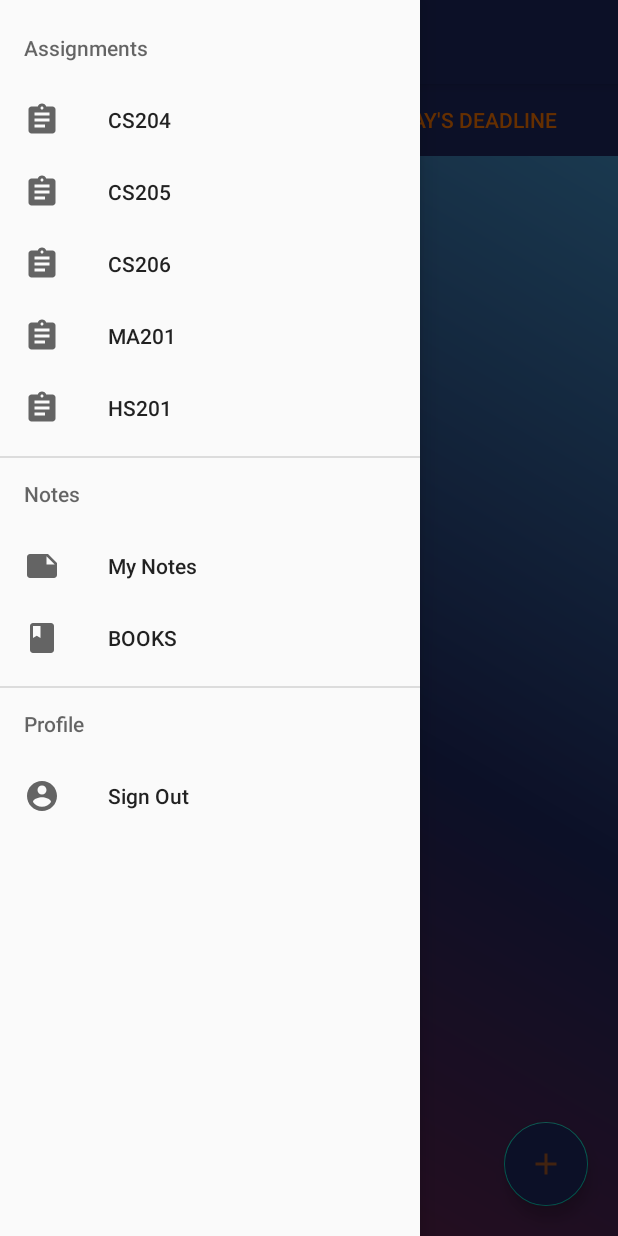
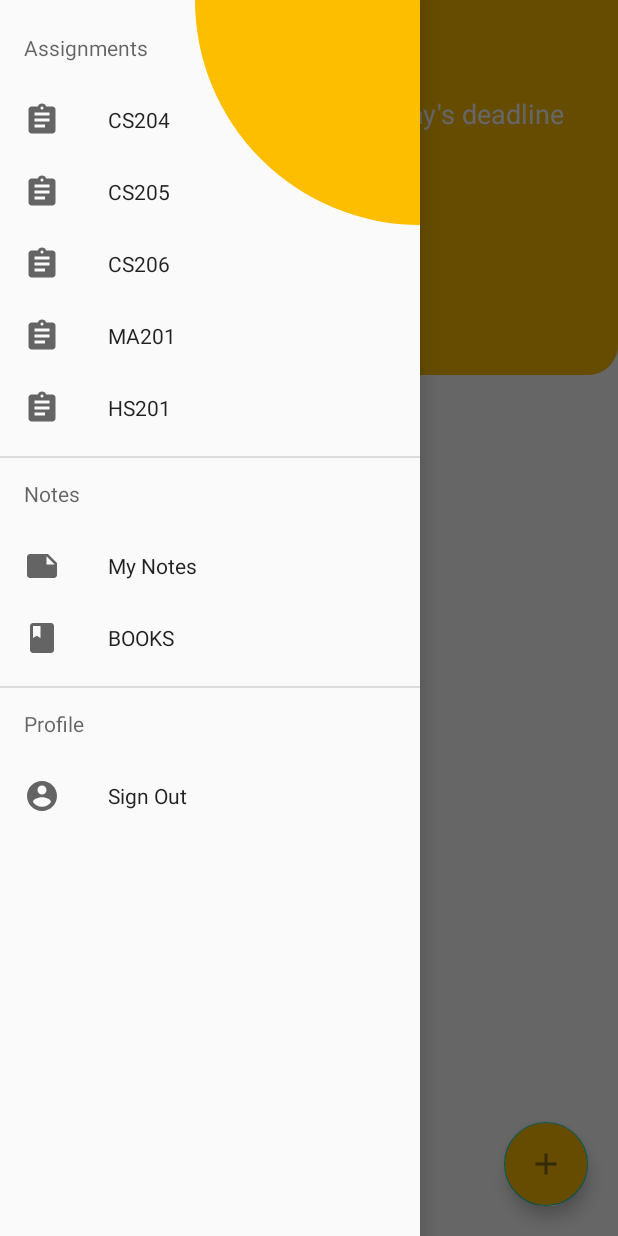
Before and after one commit to madris112/TTAPP, an Android app: the screen it shows after launch once a user with an empty profile is signed in (home), with the side drawer open, on a phone screen of 412 x 824 dp. Run offline under Robolectric (Android 15) with nearby library versions, the light colour scheme and no system bars; our stand-ins replace Firebase (no records; nobody signed in at launch, a user with empty details on screens opened directly).

```diff
--- /dev/null
+++ b/app/src/main/res/drawable/backgroundgradient.xml
@@ -0,0 +1,10 @@
+<?xml version="1.0" encoding="utf-8"?>
+<shape
+    android:shape="rectangle"
+    xmlns:android="http://schemas.android.com/apk/res/android">
+    <corners
+        android:bottomLeftRadius="20dp"
+        android:bottomRightRadius="20dp"/>
+
+    <solid android:color="#FDBE00"/>
+</shape>
--- a/app/src/main/res/drawable/buttondraw.xml
+++ b/app/src/main/res/drawable/buttondraw.xml
@@ -6,6 +6,6 @@
 
     </corners>
     <solid
-        android:color="#A8391E"/>
+        android:color="#FDBE00"/>
 
 </shape>
--- /dev/null
+++ b/app/src/main/res/drawable/insidecardbackground.xml
@@ -0,0 +1,9 @@
+<?xml version="1.0" encoding="utf-8"?>
+<shape
+    android:shape="rectangle"
+    xmlns:android="http://schemas.android.com/apk/res/android">
+
+    <solid android:color="#FDBE00"/>
+    <corners
+        android:bottomLeftRadius="1000dp"/>
+</shape>
--- /dev/null
+++ b/app/src/main/res/drawable/tab_background.xml
@@ -0,0 +1,6 @@
+<?xml version="1.0" encoding="utf-8"?>
+<selector xmlns:android="http://schemas.android.com/apk/res/android">
+    <item android:drawable="@drawable/tabselected" android:state_selected="true"/>
+    <item android:drawable="@drawable/tabunselected" android:state_selected="false" android:state_pressed="false" android:state_focused="false"/>
+
+</selector>
--- a/app/src/main/res/layout/activity_home.xml
+++ b/app/src/main/res/layout/activity_home.xml
@@ -17,19 +17,29 @@
     xmlns:tools="http://schemas.android.com/tools"
     android:layout_width="match_parent"
     android:layout_height="match_parent"
+    android:background="#ffffff"
+    app:statusBarBackground="@android:color/transparent"
     tools:context=".home">
+    <LinearLayout
+        android:layout_width="match_parent"
+        android:layout_height="250dp"
+        android:background="@drawable/backgroundgradient">
 
     <com.google.android.material.appbar.AppBarLayout
         android:layout_width="match_parent"
         android:layout_height="wrap_content"
-        android:background="@color/Yellow">
+        android:background="@android:color/transparent"
+        android:layout_marginTop="10dp"
+        app:elevation="0dp">
 
         <androidx.appcompat.widget.Toolbar
             android:id="@+id/main_toolbar"
             android:layout_width="match_parent"
             android:layout_height="?attr/actionBarSize"
-            android:background="@color/Yellow" />
+            android:background="@android:color/transparent"
+            android:elevation="0dp"/>
     </com.google.android.material.appbar.AppBarLayout>
+</LinearLayout>
 
 
 
@@ -38,10 +48,9 @@
         android:layout_width="wrap_content"
         android:layout_height="wrap_content"
         android:layout_gravity="bottom|end"
-        android:backgroundTint="@color/Yellow"
+        android:backgroundTint="#FDBE00"
         android:layout_margin="20dp"
-        android:src="@drawable/addsyllabus"
-        app:tint="@color/orange"/>
+        android:src="@drawable/addsyllabus" />
 
     <androidx.viewpager.widget.ViewPager
         android:id="@+id/vpgr"
@@ -54,9 +63,11 @@
         android:id="@+id/tblyt"
         android:layout_marginTop="20dp"
         android:layout_width="match_parent"
-        android:layout_height="wrap_content"
-        android:background="@color/Yellow"
-        app:tabTextColor="@color/orange">
+        android:layout_height="40dp"
+        app:tabTextColor="#ffffff"
+        app:tabTextAppearance="@style/tablayouttext"
+        app:tabSelectedTextColor="#1E1D1D"
+        app:tabIndicatorColor="@null">
 
         <com.google.android.material.tabs.TabItem
             android:id="@+id/tl"
@@ -86,7 +97,13 @@
         android:layout_height="match_parent"
         android:id="@+id/navbar"
         app:menu="@menu/nav_menu"
-        android:layout_gravity="start"/>
+        android:layout_gravity="start">
+        <LinearLayout
+            android:layout_width="150dp"
+            android:layout_gravity="end"
+            android:layout_height="150dp"
+            android:background="@drawable/insidecardbackground"/>
+    </com.google.android.material.navigation.NavigationView>
 
 
 
--- a/app/src/main/res/layout/fragment_todayclass.xml
+++ b/app/src/main/res/layout/fragment_todayclass.xml
@@ -4,7 +4,7 @@
     android:layout_width="match_parent"
     android:layout_height="match_parent"
     tools:context=".todayclass"
-    android:background="@drawable/gradient">
+    android:background="@android:color/transparent">
 
     <ListView
         android:id="@+id/lstview"
--- a/app/src/main/res/values/colors.xml
+++ b/app/src/main/res/values/colors.xml
@@ -4,10 +4,10 @@
     <color name="colorPrimaryDark">#3700B3</color>
     <color name="colorAccent">#03DAC5</color>
 <!--    <color name="Yellow">#E1CC18</color>-->
-    <color name="Yellow">#1e2761</color>
+    <color name="Yellow">#ffffff</color>
     <color name="turquoise">#80408ec6</color>
     <color name="whitetransparent">#50ffffff</color>
     <color name="black">#000000</color>
     <color name='orange'>#FF7700</color>
-    <color name="cardtextcolor">#000000</color>
+    <color name="cardtextcolor">#ffffff</color>
 </resources>
--- a/app/src/main/res/values/styles.xml
+++ b/app/src/main/res/values/styles.xml
@@ -5,10 +5,19 @@
         <item name="colorPrimary">@color/Yellow</item>
         <item name="colorPrimaryDark">@color/Yellow</item>
         <item name="colorAccent">@color/colorAccent</item>
-        <item name="titleTextColor">@color/orange</item>
+        <item name="titleTextColor">#000000</item>
+        <item name="fontFamily">sans-serif</item>
         <item name="android:actionMenuTextColor">@android:color/black</item>
+        <item name="android:windowTranslucentStatus">true</item>
+    </style>
+
+    <style name="tablayouttext">
+        <item name="fontFamily">sans-serif</item>
+        <item name="android:textColor">#ffffff</item>
+        <item name="android:textSize">18dp</item>
     </style>
 
 
 
+
 </resources>
```
Also changed, not shown: app/src/main/res/drawable/tablayoutbackground.xml (added, +8 -0 lines), app/src/main/res/drawable/tabselected.xml (added, +10 -0 lines), app/src/main/res/drawable/tabunselected.xml (added, +8 -0 lines), app/src/main/res/layout/timetablecards.xml (+24 -9 lines).
